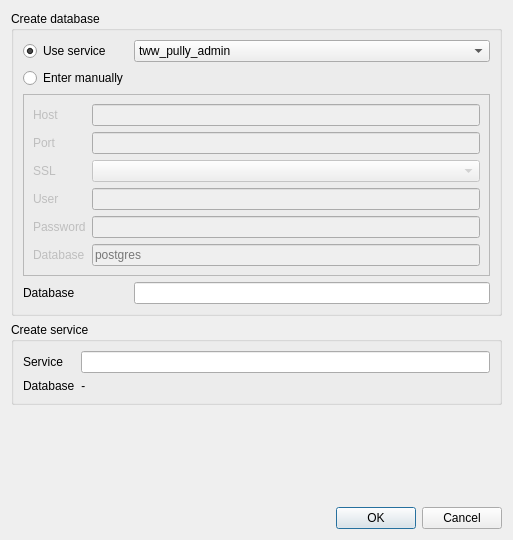
opengisch/oqtopus, file oqtopus/ui/database_create_dialog.ui: the form before one commit.
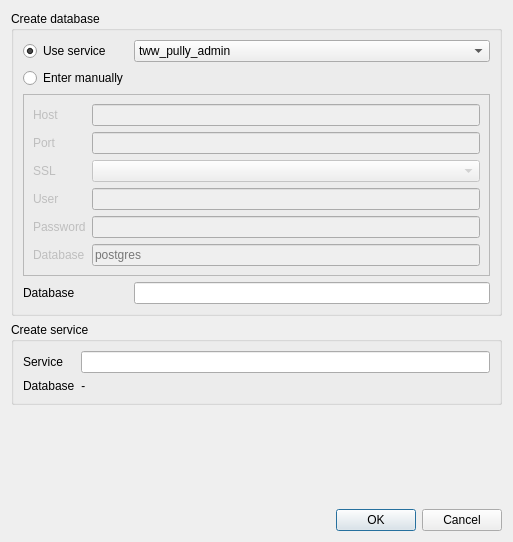
The form after the commit.

Commit message: Password line edit echo mode to password

What changed in the file:
```diff
--- a/oqtopus/ui/database_create_dialog.ui
+++ b/oqtopus/ui/database_create_dialog.ui
@@ -7,7 +7,7 @@
     <x>0</x>
     <y>0</y>
     <width>513</width>
-    <height>540</height>
+    <height>542</height>
    </rect>
   </property>
   <property name="windowTitle">
```
Left out of the diff: 3 changed lines with no effect on the pictures.
